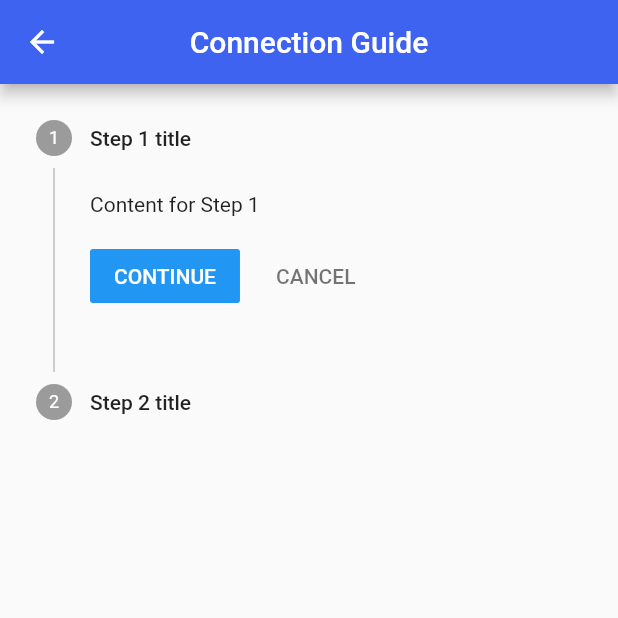
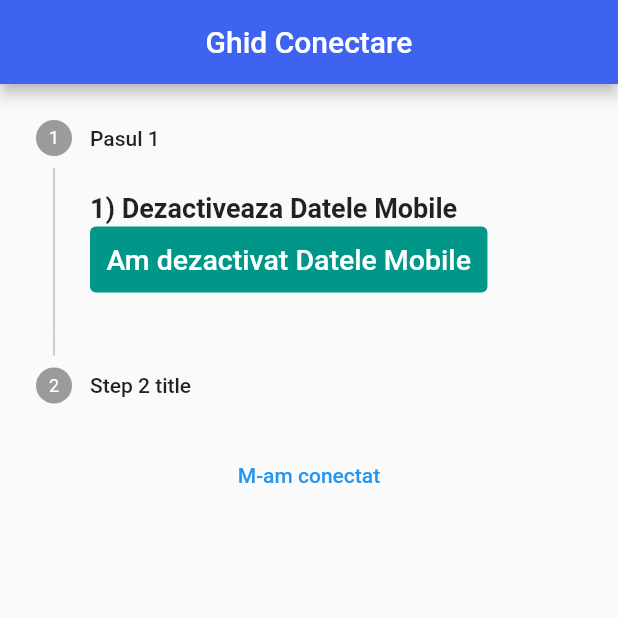
Before and after one commit to PavelProdan/textimo_mobile_app, a Flutter app: the ConnectionGuide screen opened directly, on a phone screen of 412 x 824 dp, the top half of it. Run offline on Flutter 3.47's test engine with Material 2 defaults, Android fonts, the light colour scheme and no system bars; missing offline and left inert: network_info_plus.

```diff
--- a/lib/views/connection_guide.dart
+++ b/lib/views/connection_guide.dart
@@ -1,4 +1,5 @@
 import 'package:flutter/material.dart';
+import 'package:network_info_plus/network_info_plus.dart';
 
 class StepperWidget extends StatefulWidget {
   const StepperWidget({Key? key}) : super(key: key);
@@ -9,15 +10,51 @@ class StepperWidget extends StatefulWidget {
 
 class _StepperWidgetState extends State<StepperWidget> {
   int _index = 0;
+  String textButonNext = 'Am dezactivat Datele Mobile';
+  String textButonBack = 'Inapoi';
+  var showBackButton = false;
 
   @override
   Widget build(BuildContext context) {
     return Stepper(
+      controlsBuilder: (context, _) {
+        return Row(
+          children: <Widget>[
+            TextButton(
+              onPressed: _.onStepContinue,
+              child: Padding(
+                padding: const EdgeInsets.all(3.0),
+                child: Text(
+                  textButonNext,
+                  style: TextStyle(color: Colors.white, fontSize: 19),
+                ),
+              ),
+              style: TextButton.styleFrom(
+                primary: Colors.white,
+                backgroundColor: Colors.teal,
+                onSurface: Colors.grey,
+              ),
+            ),
+            Visibility(
+              visible: showBackButton,
+              child: TextButton(
+                onPressed: _.onStepCancel,
+                child: const Text(
+                  'Inapoi',
+                  style: TextStyle(color: Colors.blue),
+                ),
+              ),
+            ),
+          ],
+        );
+      },
       currentStep: _index,
       onStepCancel: () {
         if (_index > 0) {
           setState(() {
             _index -= 1;
+            showBackButton = false;
+            textButonNext = "Am dezactivat Datele Mobile";
           });
         }
       },
@@ -25,6 +62,8 @@ class _StepperWidgetState extends State<StepperWidget> {
         if (_index <= 0) {
           setState(() {
             _index += 1;
+            showBackButton = true;
+            textButonNext = "Next";
           });
         }
       },
@@ -35,10 +74,13 @@ class _StepperWidgetState extends State<StepperWidget> {
       },
       steps: <Step>[
         Step(
-          title: const Text('Step 1 title'),
+          title: const Text('Pasul 1'),
           content: Container(
               alignment: Alignment.centerLeft,
-              child: const Text('Content for Step 1')),
+              child: const Text(
+                '1) Dezactiveaza Datele Mobile',
+                style: TextStyle(fontWeight: FontWeight.bold, fontSize: 18),
+              )),
         ),
         const Step(
           title: Text('Step 2 title'),
@@ -60,15 +102,43 @@ class _ConnectionGuideState extends State<ConnectionGuide> {
   @override
   Widget build(BuildContext context) {
     // return a scaffold that contains a Stepper widget
-    return Scaffold(
-      appBar: AppBar(
-        title: Text('Connection Guide'),
-        centerTitle: true,
-        backgroundColor: const Color(0xFF3F63F1),
-
+    return WillPopScope(
+      onWillPop: () async => false,
+      child: Scaffold(
+        appBar: AppBar(
+          title: const Text('Ghid Conectare'),
+          centerTitle: true,
+          automaticallyImplyLeading: false,
+          backgroundColor: const Color(0xFF3F63F1),
+        ),
+        body: Column(
+          crossAxisAlignment: CrossAxisAlignment.start,
+          mainAxisSize: MainAxisSize.min,
+          // ignore: prefer_const_literals_to_create_immutables
+          children: <Widget>[
+            const StepperWidget(),
+            TextButton(
+              style: ButtonStyle(
+                foregroundColor: MaterialStateProperty.all<Color>(Colors.blue),
+                overlayColor: MaterialStateProperty.resolveWith<Color?>(
+                  (Set<MaterialState> states) {
+                    if (states.contains(MaterialState.hovered))
+                      return Colors.blue.withOpacity(0.04);
+                    if (states.contains(MaterialState.focused) ||
+                        states.contains(MaterialState.pressed))
+                      return Colors.blue.withOpacity(0.12);
+                    return null; // Defer to the widget's default.
+                  },
+                ),
+              ),
+              onPressed: () {
+                Navigator.pop(context);
+              },
+              child: Center(child: Text("M-am conectat")),
+            )
+          ],
+        ),
       ),
-      body: StepperWidget(),
     );
-
   }
 }
--- a/pubspec.yaml
+++ b/pubspec.yaml
@@ -35,6 +35,7 @@ dependencies:
   # Use with the CupertinoIcons class for iOS style icons.
   cupertino_icons: ^1.0.2
   http: ^0.13.5
+  network_info_plus: ^2.1.4+1
 
 dev_dependencies:
   flutter_test:
```
Also changed, not shown: lib/services/get_posts_service.dart (+9 -0 lines), pubspec.lock, 3 other files.
